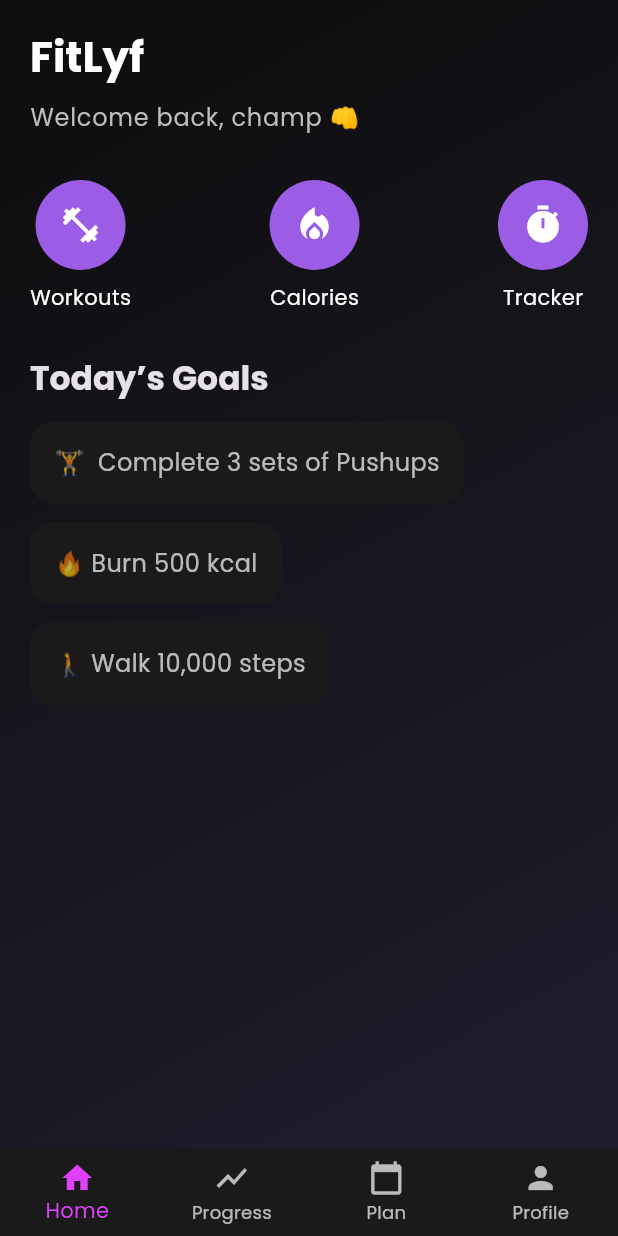
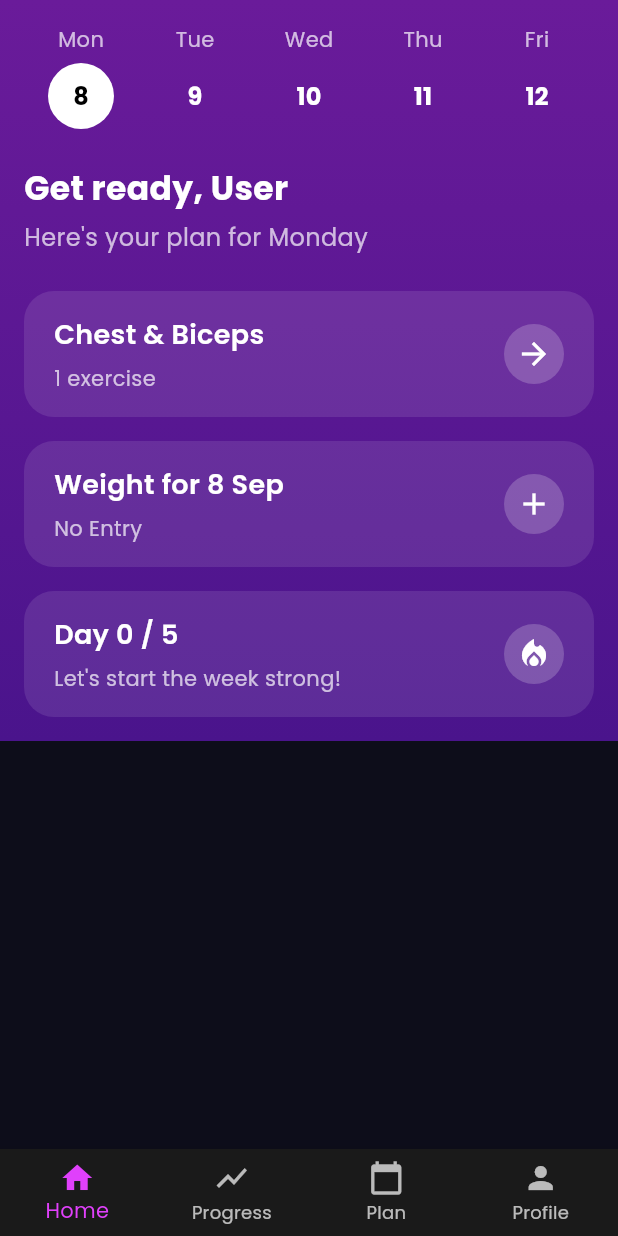
Before and after one commit to abmfp/Fitlyf, a Flutter app: the screen it shows after launch, on a phone screen of 412 x 824 dp. Run offline on Flutter 3.47's test engine with Material 3 defaults, Android fonts, the phone set to English and light mode, and no system bars; our stand-ins replace fl_chart, google_fonts.

Commit message:
Update home_screen.dart

```diff
--- a/lib/screens/home_screen.dart
+++ b/lib/screens/home_screen.dart
@@ -1,118 +1,158 @@
 import 'package:flutter/material.dart';
 
-class HomeScreen extends StatefulWidget {
+class HomeScreen extends StatelessWidget {
   const HomeScreen({super.key});
 
   @override
-  State<HomeScreen> createState() => _HomeScreenState();
-}
-
-class _HomeScreenState extends State<HomeScreen>
-    with SingleTickerProviderStateMixin {
-  late AnimationController _controller;
-
-  @override
-  void initState() {
-    super.initState();
-    _controller =
-        AnimationController(vsync: this, duration: const Duration(milliseconds: 800))
-          ..forward();
-  }
-
-  @override
-  void dispose() {
-    _controller.dispose();
-    super.dispose();
-  }
-
-  Widget _animatedGoalCard(String text, int index) {
-    return FadeTransition(
-      opacity: CurvedAnimation(parent: _controller, curve: Interval(0.2 * index, 1)),
-      child: SlideTransition(
-        position: Tween<Offset>(
-          begin: const Offset(0, 0.2),
-          end: Offset.zero,
-        ).animate(
-            CurvedAnimation(parent: _controller, curve: Interval(0.2 * index, 1))),
-        child: Container(
-          margin: const EdgeInsets.only(bottom: 12),
-          padding: const EdgeInsets.all(16),
-          decoration: BoxDecoration(
-            color: const Color(0xFF1A1A1A),
-            borderRadius: BorderRadius.circular(16),
-          ),
-          child: Text(text,
-              style: const TextStyle(color: Colors.white70, fontSize: 16)),
-        ),
-      ),
-    );
-  }
-
-  @override
   Widget build(BuildContext context) {
-    return Container(
+    return Scaffold(
+      body: Container(
         decoration: const BoxDecoration(
           gradient: LinearGradient(
-          colors: [Color(0xFF0D0D0D), Color(0xFF1E1E2E)],
-          begin: Alignment.topLeft,
-          end: Alignment.bottomRight,
+            begin: Alignment.topCenter,
+            end: Alignment.bottomCenter,
+            colors: [
+              Color(0xFF6A1B9A),
+              Color(0xFF4A148C),
+            ],
           ),
         ),
         child: SafeArea(
-        child: Padding(
-          padding: const EdgeInsets.all(20),
+          child: SingleChildScrollView(
+            padding: const EdgeInsets.all(16.0),
             child: Column(
               crossAxisAlignment: CrossAxisAlignment.start,
               children: [
-              Text("FitLyf",
-                  style: Theme.of(context).textTheme.headlineMedium?.copyWith(
-                        color: Colors.white,
-                        fontWeight: FontWeight.bold,
-                      )),
-              const SizedBox(height: 10),
-              Text("Welcome back, champ 👊",
-                  style: Theme.of(context).textTheme.bodyLarge?.copyWith(
-                        color: Colors.grey[400],
-                      )),
-              const SizedBox(height: 30),
-
+                // Calendar Row
                 Row(
-                mainAxisAlignment: MainAxisAlignment.spaceBetween,
+                  mainAxisAlignment: MainAxisAlignment.spaceAround,
                   children: [
-                  _quickAction(Icons.fitness_center, "Workouts"),
-                  _quickAction(Icons.local_fire_department, "Calories"),
-                  _quickAction(Icons.timer, "Tracker"),
+                    _buildDayCircle("Mon", "8", true),
+                    _buildDayCircle("Tue", "9", false),
+                    _buildDayCircle("Wed", "10", false),
+                    _buildDayCircle("Thu", "11", false),
+                    _buildDayCircle("Fri", "12", false),
                   ],
                 ),
-              const SizedBox(height: 30),
+                const SizedBox(height: 24),
 
-              Text("Today’s Goals",
-                  style: Theme.of(context).textTheme.titleLarge?.copyWith(
+                // Greeting
+                const Text(
+                  "Get ready, User",
+                  style: TextStyle(
+                    fontSize: 22,
                     fontWeight: FontWeight.bold,
-                      )),
-              const SizedBox(height: 15),
+                    color: Colors.white,
+                  ),
+                ),
+                const SizedBox(height: 6),
+                const Text(
+                  "Here's your plan for Monday",
+                  style: TextStyle(
+                    fontSize: 16,
+                    color: Colors.white70,
+                  ),
+                ),
+                const SizedBox(height: 24),
 
-              _animatedGoalCard("🏋️  Complete 3 sets of Pushups", 1),
-              _animatedGoalCard("🔥 Burn 500 kcal", 2),
-              _animatedGoalCard("🚶 Walk 10,000 steps", 3),
+                // Workout Card
+                _buildCard(
+                  title: "Chest & Biceps",
+                  subtitle: "1 exercise",
+                  icon: Icons.arrow_forward,
+                  onTap: () {},
+                ),
+                const SizedBox(height: 16),
+
+                // Weight Card
+                _buildCard(
+                  title: "Weight for 8 Sep",
+                  subtitle: "No Entry",
+                  icon: Icons.add,
+                  onTap: () {},
+                ),
+                const SizedBox(height: 16),
+
+                // Weekly Goal Card
+                _buildCard(
+                  title: "Day 0 / 5",
+                  subtitle: "Let's start the week strong!",
+                  icon: Icons.local_fire_department,
+                  onTap: () {},
+                ),
               ],
+            ),
           ),
         ),
       ),
     );
   }
 
-  Widget _quickAction(IconData icon, String label) {
+  Widget _buildDayCircle(String day, String date, bool isSelected) {
     return Column(
       children: [
+        Text(
+          day,
+          style: const TextStyle(color: Colors.white70, fontSize: 14),
+        ),
+        const SizedBox(height: 6),
         CircleAvatar(
-          radius: 30,
-          backgroundColor: const Color(0xFF9B5DE5),
-          child: Icon(icon, color: Colors.white, size: 28),
+          backgroundColor: isSelected ? Colors.white : Colors.transparent,
+          radius: 22,
+          child: Text(
+            date,
+            style: TextStyle(
+              color: isSelected ? Colors.black : Colors.white,
+              fontWeight: FontWeight.bold,
             ),
-        const SizedBox(height: 8),
-        Text(label, style: const TextStyle(color: Colors.white)),
+          ),
+        ),
       ],
     );
   }
+
+  Widget _buildCard({
+    required String title,
+    required String subtitle,
+    required IconData icon,
+    required VoidCallback onTap,
+  }) {
+    return Container(
+      padding: const EdgeInsets.symmetric(horizontal: 20, vertical: 16),
+      decoration: BoxDecoration(
+        color: Colors.white.withOpacity(0.1),
+        borderRadius: BorderRadius.circular(20),
+      ),
+      child: Row(
+        mainAxisAlignment: MainAxisAlignment.spaceBetween,
+        children: [
+          Column(
+            crossAxisAlignment: CrossAxisAlignment.start,
+            children: [
+              Text(
+                title,
+                style: const TextStyle(
+                  color: Colors.white,
+                  fontSize: 18,
+                  fontWeight: FontWeight.w600,
+                ),
+              ),
+              const SizedBox(height: 6),
+              Text(
+                subtitle,
+                style: const TextStyle(color: Colors.white70, fontSize: 14),
+              ),
+            ],
+          ),
+          InkWell(
+            onTap: onTap,
+            child: CircleAvatar(
+              backgroundColor: Colors.white.withOpacity(0.2),
+              child: Icon(icon, color: Colors.white),
+            ),
+          ),
+        ],
+      ),
+    );
   }
+}
```
Lines whose indentation alone changed are shown as unchanged.
